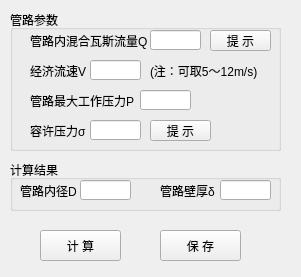
This is python/cbm/uifiles/pore_size_dlg.ui in wyrover/cbm as Qt 5 draws it before an edit. The edited form follows.
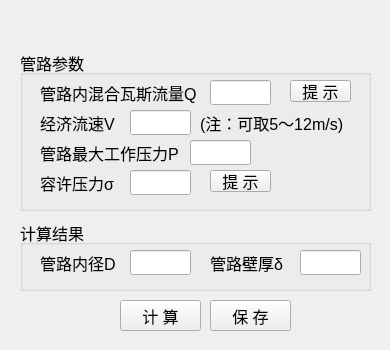
This is the edited form. Icons and pictures are not drawn.

What changed in the file:
```diff
--- a/python/cbm/uifiles/pore_size_dlg.ui
+++ b/python/cbm/uifiles/pore_size_dlg.ui
@@ -6,8 +6,8 @@
    <rect>
     <x>0</x>
     <y>0</y>
-    <width>301</width>
-    <height>277</height>
+    <width>390</width>
+    <height>350</height>
    </rect>
   </property>
   <property name="windowTitle">
@@ -17,27 +17,46 @@
    <iconset resource="../usecad.qrc">
     <normaloff>:/images/cbm.ico</normaloff>:/images/cbm.ico</iconset>
   </property>
+  <widget class="QWidget" name="widget_main" native="true">
+   <property name="geometry">
+    <rect>
+     <x>0</x>
+     <y>30</y>
+     <width>391</width>
+     <height>321</height>
+    </rect>
+   </property>
   <widget class="QGroupBox" name="groupBox">
    <property name="geometry">
     <rect>
-     <x>10</x>
-     <y>10</y>
-     <width>271</width>
-     <height>141</height>
-    </rect>
-   </property>
+      <x>20</x>
+      <y>20</y>
+      <width>351</width>
+      <height>161</height>
+     </rect>
+    </property>
+    <property name="font">
+     <font>
+      <pointsize>12</pointsize>
+     </font>
+    </property>
    <property name="title">
     <string>管路参数</string>
    </property>
    <widget class="QPushButton" name="hint">
     <property name="geometry">
      <rect>
-      <x>200</x>
-      <y>20</y>
+       <x>270</x>
+       <y>30</y>
       <width>61</width>
-      <height>21</height>
-     </rect>
-    </property>
+       <height>22</height>
+      </rect>
+     </property>
+     <property name="font">
+      <font>
+       <pointsize>12</pointsize>
+      </font>
+     </property>
     <property name="text">
      <string>提 示</string>
     </property>
@@ -45,22 +64,32 @@
    <widget class="QLineEdit" name="sigma">
     <property name="geometry">
      <rect>
-      <x>80</x>
-      <y>110</y>
-      <width>51</width>
-      <height>20</height>
-     </rect>
-    </property>
+       <x>110</x>
+       <y>120</y>
+       <width>61</width>
+       <height>25</height>
+      </rect>
+     </property>
+     <property name="font">
+      <font>
+       <pointsize>12</pointsize>
+      </font>
+     </property>
    </widget>
    <widget class="QLabel" name="mineName_label_11">
     <property name="geometry">
      <rect>
       <x>20</x>
-      <y>80</y>
-      <width>111</width>
-      <height>21</height>
-     </rect>
-    </property>
+       <y>90</y>
+       <width>161</width>
+       <height>25</height>
+      </rect>
+     </property>
+     <property name="font">
+      <font>
+       <pointsize>12</pointsize>
+      </font>
+     </property>
     <property name="text">
      <string>管路最大工作压力P</string>
     </property>
@@ -69,11 +98,16 @@
     <property name="geometry">
      <rect>
       <x>20</x>
-      <y>20</y>
-      <width>121</width>
-      <height>21</height>
-     </rect>
-    </property>
+       <y>30</y>
+       <width>171</width>
+       <height>25</height>
+      </rect>
+     </property>
+     <property name="font">
+      <font>
+       <pointsize>12</pointsize>
+      </font>
+     </property>
     <property name="text">
      <string>管路内混合瓦斯流量Q</string>
     </property>
@@ -82,11 +116,16 @@
     <property name="geometry">
      <rect>
       <x>20</x>
-      <y>110</y>
-      <width>61</width>
-      <height>21</height>
-     </rect>
-    </property>
+       <y>120</y>
+       <width>91</width>
+       <height>25</height>
+      </rect>
+     </property>
+     <property name="font">
+      <font>
+       <pointsize>12</pointsize>
+      </font>
+     </property>
     <property name="text">
      <string>容许压力σ</string>
     </property>
@@ -95,11 +134,16 @@
     <property name="geometry">
      <rect>
       <x>20</x>
-      <y>50</y>
-      <width>61</width>
-      <height>21</height>
-     </rect>
-    </property>
+       <y>60</y>
+       <width>91</width>
+       <height>25</height>
+      </rect>
+     </property>
+     <property name="font">
+      <font>
+       <pointsize>12</pointsize>
+      </font>
+     </property>
     <property name="text">
      <string>经济流速V</string>
     </property>
@@ -107,12 +151,17 @@
    <widget class="QLabel" name="mineName_label_9">
     <property name="geometry">
      <rect>
-      <x>140</x>
-      <y>50</y>
-      <width>111</width>
-      <height>21</height>
-     </rect>
-    </property>
+       <x>180</x>
+       <y>60</y>
+       <width>151</width>
+       <height>25</height>
+      </rect>
+     </property>
+     <property name="font">
+      <font>
+       <pointsize>12</pointsize>
+      </font>
+     </property>
     <property name="text">
      <string>(注：可取5～12m/s)</string>
     </property>
@@ -120,78 +169,131 @@
    <widget class="QLineEdit" name="p">
     <property name="geometry">
      <rect>
-      <x>130</x>
-      <y>80</y>
-      <width>51</width>
-      <height>20</height>
-     </rect>
-    </property>
+       <x>170</x>
+       <y>90</y>
+       <width>61</width>
+       <height>25</height>
+      </rect>
+     </property>
+     <property name="font">
+      <font>
+       <pointsize>12</pointsize>
+      </font>
+     </property>
    </widget>
    <widget class="QLineEdit" name="q">
     <property name="geometry">
      <rect>
-      <x>140</x>
-      <y>20</y>
-      <width>51</width>
-      <height>20</height>
-     </rect>
-    </property>
+       <x>190</x>
+       <y>30</y>
+       <width>61</width>
+       <height>25</height>
+      </rect>
+     </property>
+     <property name="font">
+      <font>
+       <pointsize>12</pointsize>
+      </font>
+     </property>
    </widget>
    <widget class="QLineEdit" name="v">
     <property name="geometry">
      <rect>
-      <x>80</x>
-      <y>50</y>
-      <width>51</width>
-      <height>20</height>
-     </rect>
-    </property>
+       <x>110</x>
+       <y>60</y>
+       <width>61</width>
+       <height>25</height>
+      </rect>
+     </property>
+     <property name="font">
+      <font>
+       <pointsize>12</pointsize>
+      </font>
+     </property>
    </widget>
    <widget class="QPushButton" name="hint2">
     <property name="geometry">
      <rect>
-      <x>140</x>
-      <y>110</y>
+       <x>190</x>
+       <y>120</y>
       <width>61</width>
-      <height>21</height>
-     </rect>
-    </property>
+       <height>22</height>
+      </rect>
+     </property>
+     <property name="font">
+      <font>
+       <pointsize>12</pointsize>
+      </font>
+     </property>
     <property name="text">
      <string>提 示</string>
     </property>
    </widget>
   </widget>
+   <widget class="QPushButton" name="cacl">
+    <property name="geometry">
+     <rect>
+      <x>120</x>
+      <y>270</y>
+      <width>81</width>
+      <height>31</height>
+     </rect>
+    </property>
+    <property name="font">
+     <font>
+      <pointsize>12</pointsize>
+     </font>
+    </property>
+    <property name="text">
+     <string>计 算</string>
+    </property>
+   </widget>
   <widget class="QGroupBox" name="groupBox_2">
    <property name="geometry">
     <rect>
-     <x>10</x>
-     <y>160</y>
-     <width>271</width>
-     <height>51</height>
-    </rect>
-   </property>
+      <x>20</x>
+      <y>190</y>
+      <width>351</width>
+      <height>71</height>
+     </rect>
+    </property>
+    <property name="font">
+     <font>
+      <pointsize>12</pointsize>
+     </font>
+    </property>
    <property name="title">
     <string>计算结果</string>
    </property>
    <widget class="QLineEdit" name="d">
     <property name="geometry">
      <rect>
-      <x>70</x>
-      <y>20</y>
-      <width>51</width>
-      <height>20</height>
-     </rect>
-    </property>
+       <x>110</x>
+       <y>30</y>
+       <width>61</width>
+       <height>25</height>
+      </rect>
+     </property>
+     <property name="font">
+      <font>
+       <pointsize>12</pointsize>
+      </font>
+     </property>
    </widget>
    <widget class="QLabel" name="mineName_label_8">
     <property name="geometry">
      <rect>
-      <x>10</x>
-      <y>20</y>
-      <width>61</width>
-      <height>21</height>
-     </rect>
-    </property>
+       <x>20</x>
+       <y>30</y>
+       <width>91</width>
+       <height>25</height>
+      </rect>
+     </property>
+     <property name="font">
+      <font>
+       <pointsize>12</pointsize>
+      </font>
+     </property>
     <property name="text">
      <string>管路内径D</string>
     </property>
@@ -199,22 +301,32 @@
    <widget class="QLineEdit" name="delta">
     <property name="geometry">
      <rect>
-      <x>210</x>
-      <y>20</y>
-      <width>51</width>
-      <height>20</height>
-     </rect>
-    </property>
+       <x>280</x>
+       <y>30</y>
+       <width>61</width>
+       <height>25</height>
+      </rect>
+     </property>
+     <property name="font">
+      <font>
+       <pointsize>12</pointsize>
+      </font>
+     </property>
    </widget>
    <widget class="QLabel" name="mineName_label_7">
     <property name="geometry">
      <rect>
-      <x>150</x>
-      <y>20</y>
-      <width>61</width>
-      <height>21</height>
-     </rect>
-    </property>
+       <x>190</x>
+       <y>30</y>
+       <width>91</width>
+       <height>25</height>
+      </rect>
+     </property>
+     <property name="font">
+      <font>
+       <pointsize>12</pointsize>
+      </font>
+     </property>
     <property name="text">
      <string>管路壁厚δ</string>
     </property>
@@ -223,28 +335,133 @@
   <widget class="QPushButton" name="save">
    <property name="geometry">
     <rect>
-     <x>160</x>
-     <y>230</y>
+      <x>210</x>
+      <y>270</y>
      <width>81</width>
      <height>31</height>
     </rect>
    </property>
+    <property name="font">
+     <font>
+      <pointsize>12</pointsize>
+     </font>
+    </property>
    <property name="text">
     <string>保 存</string>
    </property>
   </widget>
-  <widget class="QPushButton" name="cacl">
+  </widget>
+  <widget class="QWidget" name="widget_title" native="true">
+   <property name="geometry">
+    <rect>
+     <x>0</x>
+     <y>0</y>
+     <width>391</width>
+     <height>31</height>
+    </rect>
+   </property>
+   <widget class="QLabel" name="lab_Ico">
+    <property name="geometry">
+     <rect>
+      <x>0</x>
+      <y>0</y>
+      <width>31</width>
+      <height>31</height>
+     </rect>
+    </property>
+    <property name="sizePolicy">
+     <sizepolicy hsizetype="Minimum" vsizetype="Preferred">
+      <horstretch>0</horstretch>
+      <verstretch>0</verstretch>
+     </sizepolicy>
+    </property>
+    <property name="minimumSize">
+     <size>
+      <width>30</width>
+      <height>0</height>
+     </size>
+    </property>
+    <property name="text">
+     <string>&lt;!DOCTYPE HTML PUBLIC &quot;-//W3C//DTD HTML 4.0//EN&quot; &quot;http://www.w3.org/TR/REC-html40/strict.dtd&quot;&gt;
+&lt;html&gt;&lt;head&gt;&lt;meta name=&quot;qrichtext&quot; content=&quot;1&quot; /&gt;&lt;style type=&quot;text/css&quot;&gt;
+p, li { white-space: pre-wrap; }
+&lt;/style&gt;&lt;/head&gt;&lt;body style=&quot; font-family:'SimSun'; font-size:9pt; font-weight:400; font-style:normal;&quot;&gt;
+&lt;p style=&quot;-qt-paragraph-type:empty; margin-top:0px; margin-bottom:0px; margin-left:0px; margin-right:0px; -qt-block-indent:0; text-indent:0px;&quot;&gt;&lt;br /&gt;&lt;/p&gt;&lt;/body&gt;&lt;/html&gt;</string>
+    </property>
+    <property name="alignment">
+     <set>Qt::AlignCenter</set>
+    </property>
+   </widget>
+   <widget class="QLabel" name="lab_Title">
    <property name="geometry">
     <rect>
      <x>40</x>
-     <y>230</y>
-     <width>81</width>
+      <y>0</y>
+      <width>301</width>
      <height>31</height>
     </rect>
    </property>
+    <property name="sizePolicy">
+     <sizepolicy hsizetype="Expanding" vsizetype="Preferred">
+      <horstretch>0</horstretch>
+      <verstretch>0</verstretch>
+     </sizepolicy>
+    </property>
+    <property name="styleSheet">
+     <string notr="true">font: 10pt &quot;微软雅黑&quot;;</string>
+    </property>
    <property name="text">
-    <string>计 算</string>
-   </property>
+     <string/>
+    </property>
+    <property name="alignment">
+     <set>Qt::AlignLeading|Qt::AlignLeft|Qt::AlignVCenter</set>
+    </property>
+   </widget>
+   <widget class="QPushButton" name="btnMenu_Close">
+    <property name="geometry">
+     <rect>
+      <x>350</x>
+      <y>0</y>
+      <width>41</width>
+      <height>31</height>
+     </rect>
+    </property>
+    <property name="sizePolicy">
+     <sizepolicy hsizetype="Minimum" vsizetype="Expanding">
+      <horstretch>0</horstretch>
+      <verstretch>0</verstretch>
+     </sizepolicy>
+    </property>
+    <property name="minimumSize">
+     <size>
+      <width>40</width>
+      <height>0</height>
+     </size>
+    </property>
+    <property name="font">
+     <font>
+      <pointsize>12</pointsize>
+     </font>
+    </property>
+    <property name="cursor">
+     <cursorShape>ArrowCursor</cursorShape>
+    </property>
+    <property name="focusPolicy">
+     <enum>Qt::NoFocus</enum>
+    </property>
+    <property name="text">
+     <string/>
+    </property>
+    <property name="iconSize">
+     <size>
+      <width>32</width>
+      <height>32</height>
+     </size>
+    </property>
+    <property name="flat">
+     <bool>true</bool>
+    </property>
+   </widget>
   </widget>
  </widget>
  <tabstops>
```
Lines whose indentation alone changed are shown as unchanged.
